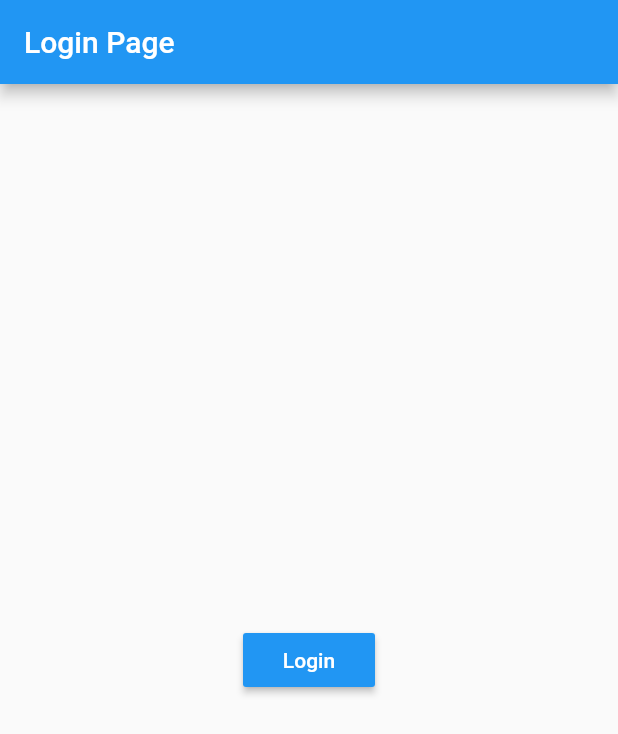
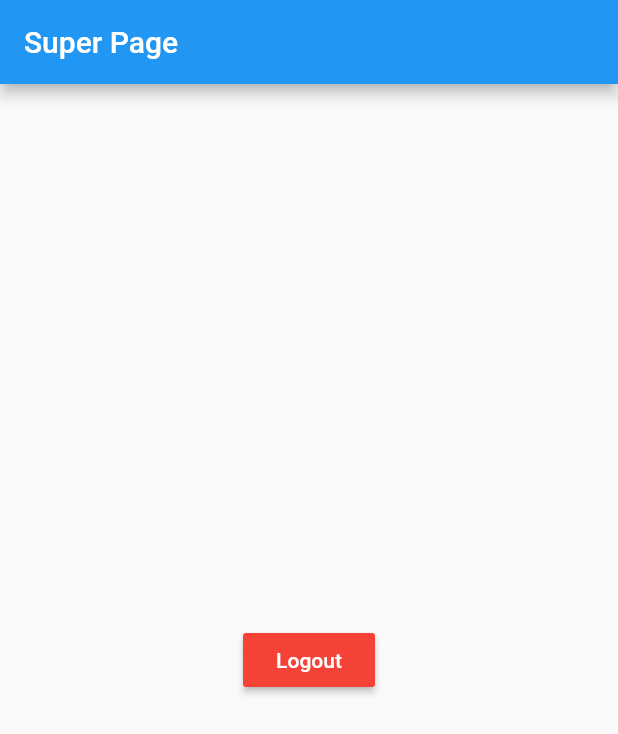
Before and after one commit to AbdelrahmanFouad1/GetX, a Flutter app: the screen it shows after launch, on a phone screen of 412 x 824 dp. Shown: the top 734 px of the screen. Run offline on Flutter 3.47's test engine with Material 2 defaults, Android fonts, the phone set to English and light mode, and no system bars; our stand-ins replace get, shared_preferences.

Commit message:
Middleware part2

```diff
--- a/lib/main.dart
+++ b/lib/main.dart
@@ -2,8 +2,11 @@ import 'package:flutter/material.dart';
 import 'package:get/get_navigation/src/root/get_material_app.dart';
 import 'package:get/get_navigation/src/routes/get_route.dart';
 import 'package:get_x/utils/middleware/auth_middleware.dart';
+import 'package:get_x/utils/middleware/super_middleware.dart';
+import 'package:get_x/view/admin.dart';
 import 'package:get_x/view/home.dart';
 import 'package:get_x/view/login.dart';
+import 'package:get_x/view/super.dart';
 import 'package:shared_preferences/shared_preferences.dart';
 
 SharedPreferences? prefs;
@@ -24,8 +27,10 @@ class MyApp extends StatelessWidget {
         primarySwatch: Colors.blue,
       ),
       getPages: [
-        GetPage(name: '/', page: () =>  const LoginPage(), middlewares: [AuthMiddleware()]),
+        GetPage(name: '/', page: () =>  const LoginPage(), middlewares: [AuthMiddleware(), SuperMiddleware()]),
         GetPage(name: '/home', page: () =>  const HomePage()),
+        GetPage(name: '/admin', page: () =>  const AdminPage()),
+        GetPage(name: '/super', page: () =>  const SuperPage()),
       ],
     );
   }
--- a/lib/utils/middleware/auth_middleware.dart
+++ b/lib/utils/middleware/auth_middleware.dart
@@ -5,8 +5,12 @@ import 'package:get_x/main.dart';
 class AuthMiddleware extends GetMiddleware{
 
   @override
+  int? get priority => 2;
+
+  @override
   RouteSettings? redirect(String? route) {
-    if(prefs!.getString('id') != null) return const RouteSettings(name: '/home');
+    if(prefs!.getString('role') == 'user') return const RouteSettings(name: '/home');
+    if(prefs!.getString('role') == 'admin') return const RouteSettings(name: '/admin');
     return null;
 
   }
--- /dev/null
+++ b/lib/utils/middleware/super_middleware.dart
@@ -0,0 +1,17 @@
+import 'package:flutter/material.dart';
+import 'package:get/get_navigation/get_navigation.dart';
+import 'package:get_x/main.dart';
+
+class SuperMiddleware extends GetMiddleware{
+
+  @override
+  int? get priority => 1;
+
+  bool myVar = true;
+  @override
+  RouteSettings? redirect(String? route) {
+    if(myVar) return const RouteSettings(name: 'super');
+    return null;
+
+  }
+}
--- /dev/null
+++ b/lib/view/super.dart
@@ -0,0 +1,33 @@
+import 'package:flutter/material.dart';
+import 'package:get/get.dart';
+import 'package:get_x/main.dart';
+
+
+class SuperPage extends StatelessWidget {
+   const SuperPage({Key? key}) : super(key: key);
+
+  @override
+  Widget build(BuildContext context) {
+    return Scaffold(
+      appBar: AppBar(
+        title: const Text('Super Page'),
+      ),
+      body: Column(
+        mainAxisAlignment: MainAxisAlignment.center,
+        children: [
+          Center(
+            child: MaterialButton(
+                onPressed: (){
+                  prefs!.clear();
+                  Get.offAllNamed('/');
+                },
+              color: Colors.red,
+              textColor: Colors.white,
+              child: const Text('Logout'),
+            ),
+          ),
+        ],
+      ),
+    );
+  }
+}
```
Also changed, not shown: lib/view/admin.dart (added, +33 -0 lines), lib/view/login.dart (+13 -2 lines).
